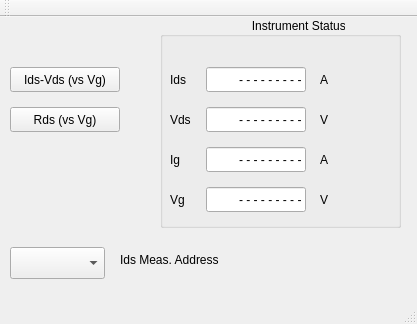
Above: mainwindow.ui from salvato/gfet before the change. Below: the same form after it.
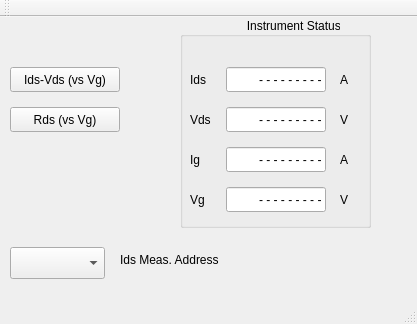
That is the form after the change.

Commit message: un poco di cosmesi

Patch:
```diff
--- a/mainwindow.ui
+++ b/mainwindow.ui
@@ -33,9 +33,9 @@
    <widget class="QGroupBox" name="statusGroupBox">
     <property name="geometry">
      <rect>
-      <x>160</x>
+      <x>180</x>
       <y>0</y>
-      <width>241</width>
+      <width>191</width>
       <height>211</height>
      </rect>
     </property>
@@ -135,28 +135,6 @@
       <string>Vds</string>
      </property>
     </widget>
-    <widget class="QLabel" name="labelIdsCompliance">
-     <property name="geometry">
-      <rect>
-       <x>189</x>
-       <y>50</y>
-       <width>31</width>
-       <height>25</height>
-      </rect>
-     </property>
-     <property name="frameShape">
-      <enum>QFrame::NoFrame</enum>
-     </property>
-     <property name="lineWidth">
-      <number>0</number>
-     </property>
-     <property name="text">
-      <string/>
-     </property>
-     <property name="alignment">
-      <set>Qt::AlignCenter</set>
-     </property>
-    </widget>
     <widget class="QLineEdit" name="vgEdit">
      <property name="geometry">
       <rect>
@@ -247,28 +225,6 @@
       <string>Ig</string>
      </property>
     </widget>
-    <widget class="QLabel" name="labelIgCompliance">
-     <property name="geometry">
-      <rect>
-       <x>180</x>
-       <y>130</y>
-       <width>31</width>
-       <height>25</height>
-      </rect>
-     </property>
-     <property name="frameShape">
-      <enum>QFrame::NoFrame</enum>
-     </property>
-     <property name="lineWidth">
-      <number>0</number>
-     </property>
-     <property name="text">
-      <string/>
-     </property>
-     <property name="alignment">
-      <set>Qt::AlignCenter</set>
-     </property>
-    </widget>
    </widget>
    <widget class="QPushButton" name="startRdsButton">
     <property name="geometry">
```
The commit also changes 1 other file.
